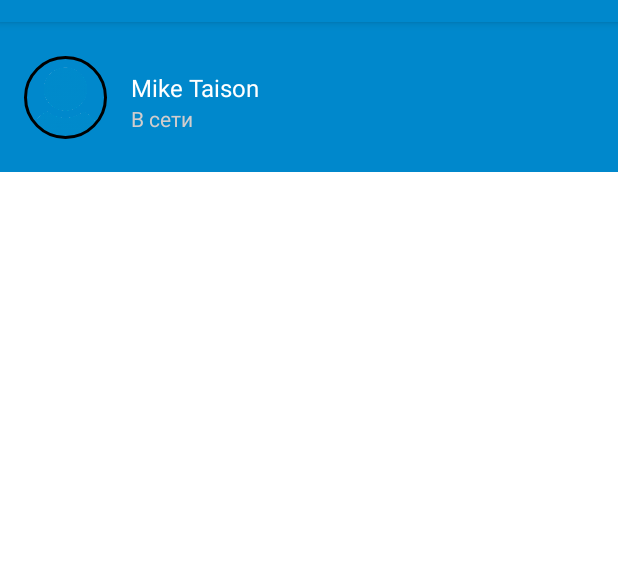
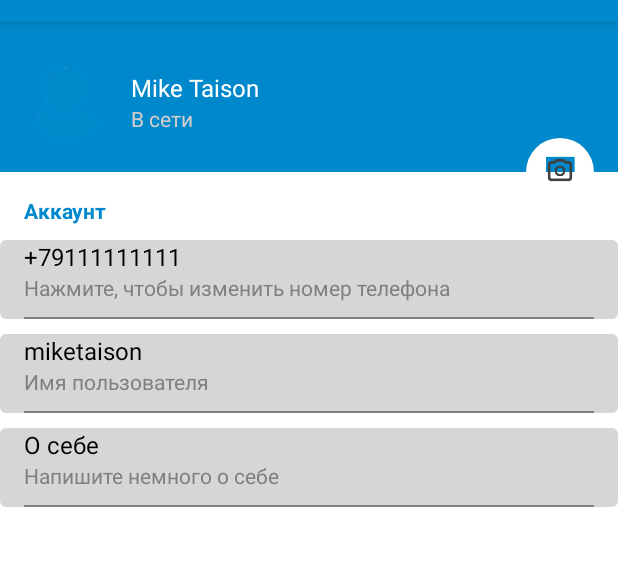
Before and after one commit to Nirwash/Teleglam, an Android app: the fragment SettingsFragment shown on its own in the app's theme, on a phone screen of 412 x 824 dp, the part 62-628 px from its top. Run offline under Robolectric (Android 15) with nearby library versions, the phone set to English and light mode, and no system bars; our stand-ins replace CircleImageView.

Commit message:
верстка fragment_settings.xml, добавление нажимаемых полей с ripple effect

```diff
--- /dev/null
+++ b/app/src/main/res/drawable/ripple_effect.xml
@@ -0,0 +1,11 @@
+<?xml version="1.0" encoding="utf-8"?>
+<ripple xmlns:android="http://schemas.android.com/apk/res/android"
+    android:color="@color/grey">
+    <item android:state_pressed = "true">
+        <shape android:shape="rectangle">
+            <solid android:color="@color/accent"/>
+            <corners android:radius="@dimen/settings_ripple_effect_radius"/>
+        </shape>
+    </item>
+
+</ripple>
--- a/app/src/main/res/layout/activity_main.xml
+++ b/app/src/main/res/layout/activity_main.xml
@@ -8,14 +8,10 @@
 
     <androidx.appcompat.widget.Toolbar
         android:id="@+id/mainToolbar"
-        android:theme="@style/ThemeOverlay.AppCompat.Dark.ActionBar"
-        android:layout_width="match_parent"
-        android:layout_height="?attr/actionBarSize"
-        android:background="@color/colorPrimary"
-        android:elevation="4dp"
         app:layout_constraintStart_toStartOf="parent"
         app:layout_constraintTop_toTopOf="parent"
-        app:layout_constraintEnd_toEndOf="parent"/>
+        app:layout_constraintEnd_toEndOf="parent"
+        style="@style/mainToolbar" />
 
     <androidx.constraintlayout.widget.ConstraintLayout
         android:id="@+id/dataContainer"
--- a/app/src/main/res/layout/fragment_settings.xml
+++ b/app/src/main/res/layout/fragment_settings.xml
@@ -24,7 +24,6 @@
           app:layout_constraintBottom_toBottomOf="parent"
           android:layout_marginStart="@dimen/horizontal_margin"
           android:src="@drawable/default_photo"
-          app:civ_border_width="@dimen/settings_user_photo_border"
           app:civ_circle_background_color="@color/colorAccent"/>
 
       <TextView
@@ -53,6 +52,113 @@
 
    </androidx.constraintlayout.widget.ConstraintLayout>
 
+   <TextView
+       android:id="@+id/settings_text_account"
+       android:layout_width="match_parent"
+       android:layout_height="wrap_content"
+       android:text="@string/settings_text_account"
+       android:textColor="@color/colorPrimary"
+       android:textSize="@dimen/smallText"
+       android:textStyle="bold"
+       android:layout_marginStart="@dimen/horizontal_margin"
+       android:layout_marginTop="@dimen/vertical_large_margin"
+       app:layout_constraintTop_toBottomOf="@id/settings_header_block"/>
+
+   <androidx.constraintlayout.widget.ConstraintLayout
+       android:id="@+id/settings_btn_change_number_phone"
+       app:layout_constraintStart_toStartOf="parent"
+       app:layout_constraintTop_toBottomOf="@id/settings_text_account"
+       app:layout_constraintEnd_toEndOf="parent"
+       style="@style/settingsButtons">
+
+      <TextView
+          android:id="@+id/settings_phone_number"
+          android:text="@string/settings_default_number"
+          app:layout_constraintStart_toStartOf="parent"
+          app:layout_constraintTop_toTopOf="parent"
+          style="@style/normalText" />
+
+      <TextView
+          android:id="@+id/settings_label_phone_number"
+          app:layout_constraintStart_toStartOf="parent"
+          app:layout_constraintTop_toBottomOf="@id/settings_phone_number"
+          android:text="@string/settings_label_phone_number"
+          style="@style/smallText" />
+
+      <View
+          app:layout_constraintStart_toStartOf="parent"
+          app:layout_constraintTop_toBottomOf="@id/settings_label_phone_number"
+          style="@style/separator" />
+
+   </androidx.constraintlayout.widget.ConstraintLayout>
+
+   <androidx.constraintlayout.widget.ConstraintLayout
+       android:id="@+id/settings_btn_change_login"
+       app:layout_constraintStart_toStartOf="parent"
+       app:layout_constraintTop_toBottomOf="@id/settings_btn_change_number_phone"
+       app:layout_constraintEnd_toEndOf="parent"
+       style="@style/settingsButtons">
+
+      <TextView
+          android:id="@+id/settings_login"
+          android:text="@string/settings_default_login"
+          app:layout_constraintStart_toStartOf="parent"
+          app:layout_constraintTop_toTopOf="parent"
+          style="@style/normalText" />
+
+      <TextView
+          android:id="@+id/settings_label_login"
+          app:layout_constraintStart_toStartOf="parent"
+          app:layout_constraintTop_toBottomOf="@id/settings_login"
+          android:text="@string/settings_label_login"
+          style="@style/smallText" />
+
+      <View
+          app:layout_constraintStart_toStartOf="parent"
+          app:layout_constraintTop_toBottomOf="@id/settings_label_login"
+          style="@style/separator" />
+
+   </androidx.constraintlayout.widget.ConstraintLayout>
+
+   <androidx.constraintlayout.widget.ConstraintLayout
+       android:id="@+id/settings_btn_change_bio"
+       app:layout_constraintStart_toStartOf="parent"
+       app:layout_constraintTop_toBottomOf="@id/settings_btn_change_login"
+       app:layout_constraintEnd_toEndOf="parent"
+       style="@style/settingsButtons">
+
+      <TextView
+          android:id="@+id/settings_bio"
+          android:text="@string/settings_default_bio"
+          app:layout_constraintStart_toStartOf="parent"
+          app:layout_constraintTop_toTopOf="parent"
+          style="@style/normalText" />
+
+      <TextView
+          android:id="@+id/settings_label_bio"
+          app:layout_constraintStart_toStartOf="parent"
+          app:layout_constraintTop_toBottomOf="@id/settings_bio"
+          android:text="@string/settings_label_bio"
+          style="@style/smallText" />
+
+      <View
+          app:layout_constraintStart_toStartOf="parent"
+          app:layout_constraintTop_toBottomOf="@id/settings_label_bio"
+          style="@style/separator" />
+
+   </androidx.constraintlayout.widget.ConstraintLayout>
+
+   <de.hdodenhof.circleimageview.CircleImageView
+       android:id="@+id/settings_change_photo"
+       android:layout_width="@dimen/settings_btn_change_photo_width"
+       android:layout_height="@dimen/settings_btn_change_photo_height"
+       app:layout_constraintEnd_toEndOf="parent"
+       app:layout_constraintTop_toBottomOf="@id/settings_header_block"
+       app:layout_constraintBottom_toBottomOf="@id/settings_header_block"
+       android:src="@drawable/ic_camera"
+       app:civ_border_color="@color/grey"
+       app:civ_circle_background_color="@color/colorAccent"
+       android:layout_marginEnd="@dimen/horizontal_margin"/>
 
 
 </androidx.constraintlayout.widget.ConstraintLayout>
--- a/app/src/main/res/values/colors.xml
+++ b/app/src/main/res/values/colors.xml
@@ -9,6 +9,7 @@
     <color name="teal_200">#FF03DAC5</color>
     <color name="teal_700">#FF018786</color>
     <color name="black">#FF000000</color>
+    <color name="grey">#837E7E</color>
     <color name="white">#FFFFFFFF</color>
     <color name="colorAccentDark">#D1CDCD</color>
 
--- a/app/src/main/res/values/dimens.xml
+++ b/app/src/main/res/values/dimens.xml
@@ -4,12 +4,17 @@
 
     <dimen name="horizontal_margin">16dp</dimen>
     <dimen name="vertical_margin">10dp</dimen>
+    <dimen name="vertical_large_margin">16dp</dimen>
     <dimen name="normalText">16sp</dimen>
     <dimen name="smallText">14sp</dimen>
 
     <!--Settings fragment-->
     <dimen name="settings_user_photo_width" >55dp</dimen>
     <dimen name="settings_user_photo_height">55dp</dimen>
+    <dimen name="settings_btn_change_photo_width" >45dp</dimen>
+    <dimen name="settings_btn_change_photo_height">45dp</dimen>
     <dimen name="settings_user_photo_border">2dp</dimen>
+    <dimen name="settings_ripple_effect_radius">4dp</dimen>
+
 
 </resources>
--- a/app/src/main/res/values/strings.xml
+++ b/app/src/main/res/values/strings.xml
@@ -4,4 +4,11 @@
     <string name="hello_blank_fragment">Hello blank fragment</string>
     <string name="settings_default_username">Mike Taison</string>
     <string name="settings_default_status">В сети</string>
+    <string name="settings_text_account">Аккаунт</string>
+    <string name="settings_default_number">+79111111111</string>
+    <string name="settings_label_phone_number">Нажмите, чтобы изменить номер телефона</string>
+    <string name="settings_default_login">miketaison</string>
+    <string name="settings_label_login">Имя пользователя</string>
+    <string name="settings_default_bio">О себе</string>
+    <string name="settings_label_bio">Напишите немного о себе</string>
 </resources>
--- /dev/null
+++ b/app/src/main/res/values/styles.xml
@@ -0,0 +1,44 @@
+<?xml version="1.0" encoding="utf-8"?>
+<resources>
+
+    <style name="settingsButtons">
+        <item name="android:layout_width">match_parent</item>
+        <item name="android:layout_height">wrap_content</item>
+        <item name="android:layout_marginTop">@dimen/vertical_margin</item>
+        <item name="android:background">@drawable/ripple_effect</item>
+        <item name="android:clickable">true</item>
+        <item name="android:focusable">true</item>
+    </style>
+
+    <style name="normalText">
+        <item name="android:layout_width">wrap_content</item>
+        <item name="android:layout_height">wrap_content</item>
+        <item name="android:layout_marginStart">@dimen/horizontal_margin</item>
+        <item name="android:textSize">@dimen/normalText</item>
+        <item name="android:textColor">@color/black</item>
+    </style>
+
+    <style name="smallText">
+        <item name="android:layout_width">wrap_content</item>
+        <item name="android:layout_height">wrap_content</item>
+        <item name="android:layout_marginStart">@dimen/horizontal_margin</item>
+        <item name="android:textSize">@dimen/smallText</item>
+        <item name="android:textColor">@color/grey</item>
+    </style>
+
+    <style name="separator">
+        <item name="android:layout_width">match_parent</item>
+        <item name="android:layout_height">1dp</item>
+        <item name="android:layout_marginTop">@dimen/vertical_margin</item>
+        <item name="android:layout_marginStart">@dimen/horizontal_margin</item>
+        <item name="android:layout_marginEnd">@dimen/horizontal_margin</item>
+        <item name="android:background">@color/grey</item>
+    </style>
+
+    <style name="mainToolbar">
+        <item name="android:theme">@style/ThemeOverlay.AppCompat.Dark.ActionBar</item>
+        <item name="android:layout_width">match_parent</item>
+        <item name="android:layout_height">?attr/actionBarSize</item>
+        <item name="android:background">@color/colorPrimary</item>
+    </style>
+</resources>
```
